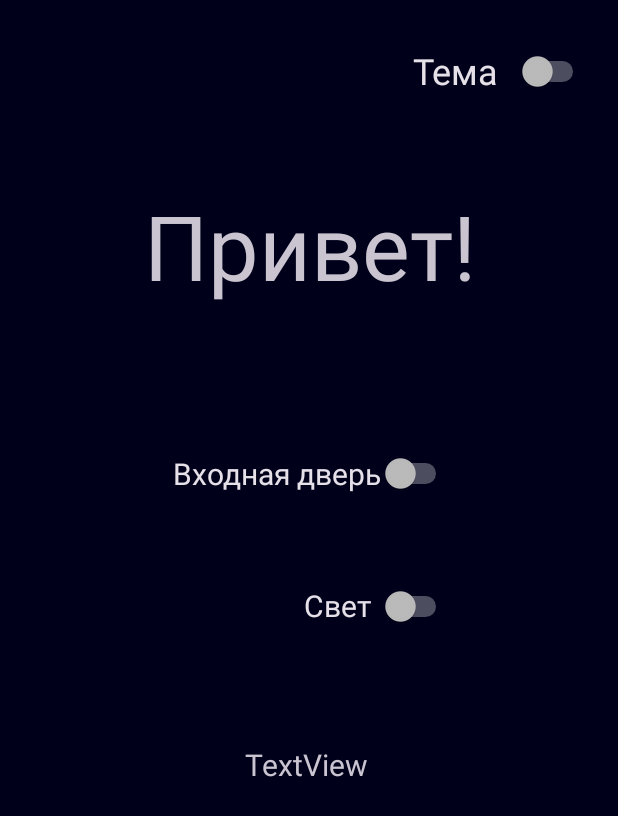
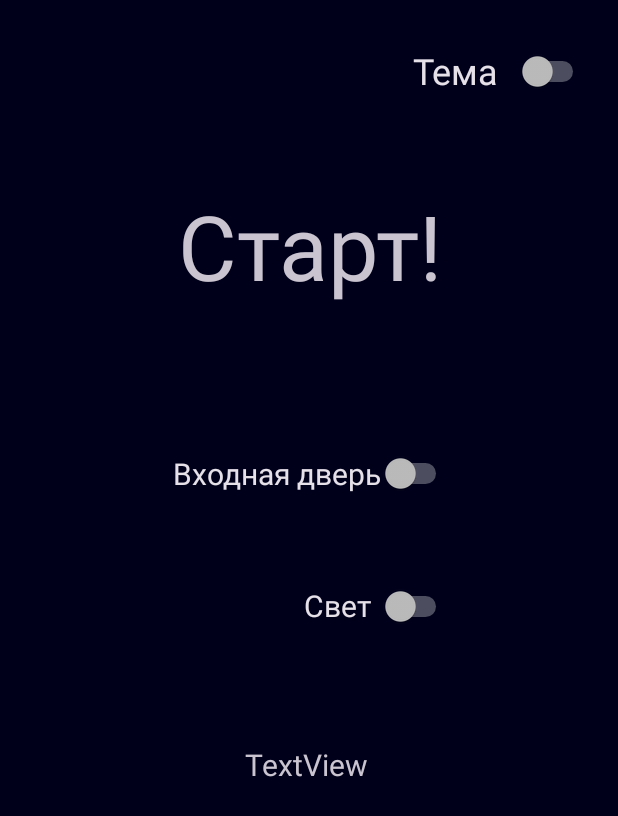
Before and after one commit to frastercom/hello, an Android app: the layout activity_main.xml on its own in the app's theme, with its tools: preview values and no code run, on a phone screen of 412 x 824 dp. Shown: the top 816 px of the screen. Run offline under Robolectric (Android 15) with nearby library versions, the phone set to English and light mode, and no system bars.

Commit message:
Выбор между сервером и wi-fi, изменение внешнего вида

```diff
--- a/app/src/main/res/layout/activity_main.xml
+++ b/app/src/main/res/layout/activity_main.xml
@@ -11,7 +11,7 @@
         android:id="@+id/textView"
         android:layout_width="237dp"
         android:layout_height="89dp"
-        android:text="Привет!"
+        android:text="Старт!"
         android:textAlignment="center"
         android:textSize="60sp"
         app:layout_constraintBottom_toBottomOf="parent"
```
Also changed, not shown: 1 other file.
